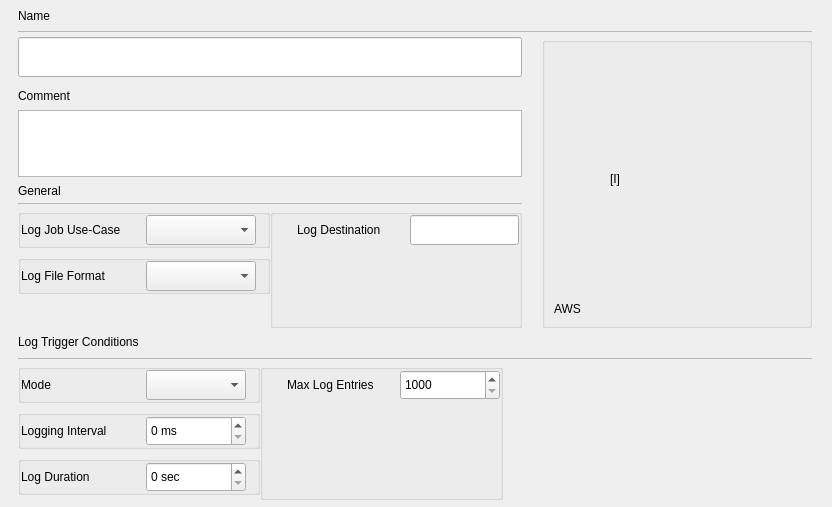
First picture: the form in opensyde_tool/src/system_definition/node_edit/data_logger/C_SdNdeDalLogJobPropertiesWidget.ui, repository openSYDE/openSYDE, before the edit.
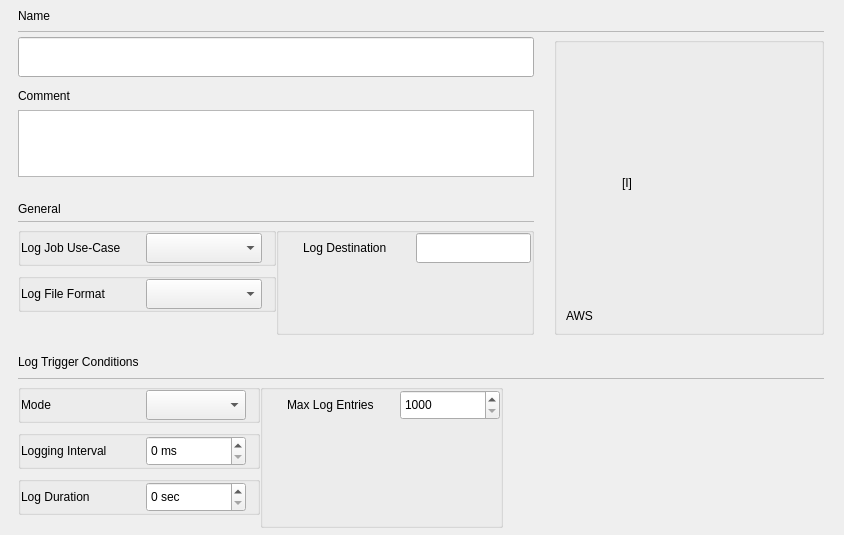
Second picture: the form after the edit. Custom widgets are drawn as their Qt base class.

Patch:
```diff
--- a/opensyde_tool/src/system_definition/node_edit/data_logger/C_SdNdeDalLogJobPropertiesWidget.ui
+++ b/opensyde_tool/src/system_definition/node_edit/data_logger/C_SdNdeDalLogJobPropertiesWidget.ui
@@ -6,8 +6,8 @@
    <rect>
     <x>0</x>
     <y>0</y>
-    <width>832</width>
-    <height>507</height>
+    <width>844</width>
+    <height>535</height>
    </rect>
   </property>
   <property name="windowTitle">
@@ -299,7 +299,7 @@
        <property name="sizeHint" stdset="0">
         <size>
          <width>20</width>
-         <height>7</height>
+         <height>20</height>
         </size>
        </property>
       </spacer>
@@ -849,6 +849,9 @@
      </item>
      <item row="5" column="0">
       <layout class="QGridLayout" name="pc_GridGeneralSection" columnstretch="0,0">
+       <property name="topMargin">
+        <number>18</number>
+       </property>
        <property name="bottomMargin">
         <number>0</number>
        </property>
```
Left out of the diff: 62 changed lines with no effect on the pictures.
